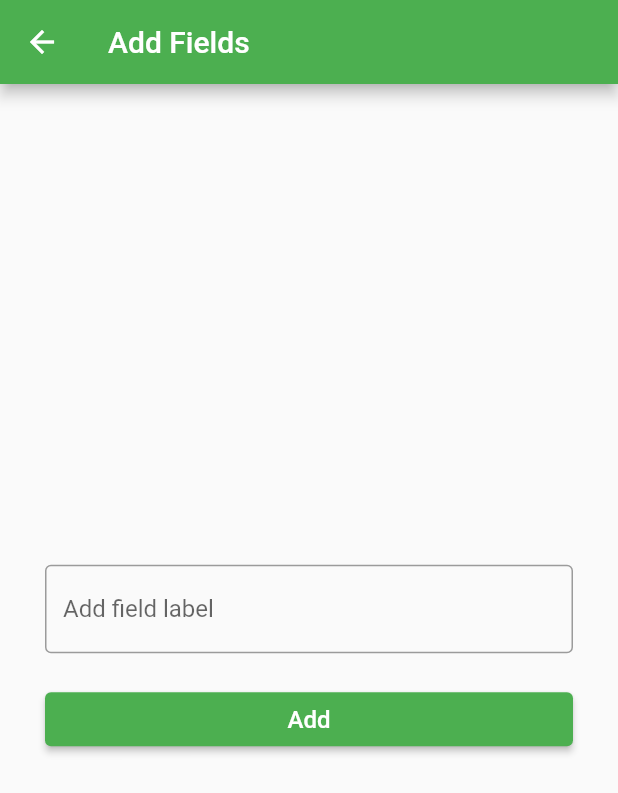
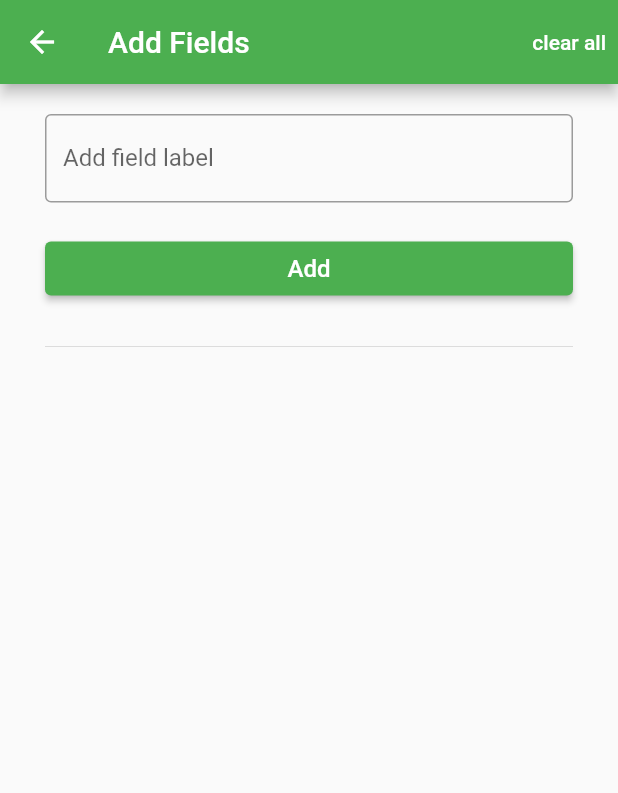
Before and after one commit to ShehanRashmika/obodo-task, a Flutter app: the screen it shows after launch, after a tap on "Add Fields", on a phone screen of 412 x 824 dp. Shown: the top 793 px of the screen. Run offline on Flutter 3.47's test engine with Material 2 defaults, Android fonts, the phone set to English and light mode, and no system bars; our stand-ins replace cloud_firestore, firebase_core, nanoid, shared_preferences; accounts and stored records are empty.

Commit message:
issues fixdd

```diff
--- a/obodo_task/lib/components/main_textfield.dart
+++ b/obodo_task/lib/components/main_textfield.dart
@@ -11,6 +11,7 @@ class MainTextField extends StatelessWidget {
     return TextField(
       controller: controller,
       decoration: InputDecoration(
+        label: Text(hint),
         border: OutlineInputBorder(),
         hintText: hint,
       ),
--- /dev/null
+++ b/obodo_task/lib/helpers/local_storage.dart
@@ -0,0 +1,17 @@
+import 'package:shared_preferences/shared_preferences.dart';
+
+class LocalStorage {
+  static const key = "com.obodo.taskapp";
+
+  static setList(String json) async {
+    SharedPreferences preferences = await SharedPreferences.getInstance();
+    bool isSaved = await preferences.setString(key, json);
+    print("$json save $isSaved");
+  }
+
+  static Future<String> getList() async {
+    SharedPreferences preferences = await SharedPreferences.getInstance();
+    String json = preferences.getString(key);
+    return json;
+  }
+}
--- a/obodo_task/lib/views/add_fields_page.dart
+++ b/obodo_task/lib/views/add_fields_page.dart
@@ -41,12 +41,24 @@ class _AddFieldsPageState extends State<AddFieldsPage> {
     return Scaffold(
       appBar: AppBar(
         title: const Text("Add Fields"),
+        actions: [
+          TextButton(
+              onPressed: () {
+                Provider.of<InformationProvider>(context, listen: false)
+                    .clearList();
+              },
+              child: Text(
+                "clear all",
+                style: TextStyle(color: Colors.white),
+              )),
+        ],
       ),
-      body: Padding(
+      body: SingleChildScrollView(
+        child: Padding(
           padding: const EdgeInsets.symmetric(horizontal: 30),
           child: Column(
-          mainAxisAlignment: MainAxisAlignment.center,
             children: [
+              const SizedBox(height: 20),
               MainTextField(
                 controller: controller,
                 hint: "Add field label",
@@ -58,8 +70,41 @@ class _AddFieldsPageState extends State<AddFieldsPage> {
                   label: "Add",
                   onClick: addField,
                 ),
-            )
+              ),
+              const SizedBox(height: 20),
+              Divider(),
+              Consumer<InformationProvider>(builder: (ctx, provider, child) {
+                if (provider.informationItems.isEmpty) return SizedBox();
+
+                return Padding(
+                  padding: const EdgeInsets.symmetric(vertical: 5),
+                  child: ListView.builder(
+                      itemCount: provider.informationItems.length,
+                      shrinkWrap: true,
+                      primary: false,
+                      itemBuilder: (context, index) {
+                        return Card(
+                          child: ListTile(
+                              title: Text(
+                                "${provider.informationItems[index].label}",
+                                style: TextStyle(fontWeight: FontWeight.bold),
+                              ),
+                              subtitle: Text("text field added"),
+                              trailing: IconButton(
+                                icon: const Icon(Icons.delete),
+                                onPressed: () {
+                                  Provider.of<InformationProvider>(context,
+                                          listen: false)
+                                      .removeItem(
+                                          provider.informationItems[index]);
+                                },
+                              )),
+                        );
+                      }),
+                );
+              })
             ],
+          ),
         ),
       ),
     );
--- a/obodo_task/lib/views/home_page.dart
+++ b/obodo_task/lib/views/home_page.dart
@@ -2,8 +2,10 @@ import 'package:flutter/material.dart';
 import 'package:obodo_task/views/add_fields_page.dart';
 import 'package:obodo_task/views/add_info_page.dart';
 import 'package:obodo_task/views/all_forms_page.dart';
+import 'package:provider/provider.dart';
 
 import '../components/main_button.dart';
+import '../providers/information_provider.dart';
 
 class HomePage extends StatefulWidget {
   static const routeName = "/home-page";
@@ -13,6 +15,12 @@ class HomePage extends StatefulWidget {
 }
 
 class _HomePageState extends State<HomePage> {
+  @override
+  void initState() {
+    Provider.of<InformationProvider>(context, listen: false).getFromLocal();
+    super.initState();
+  }
+
   @override
   Widget build(BuildContext context) {
     return Scaffold(
@@ -52,6 +60,17 @@ class _HomePageState extends State<HomePage> {
                 },
               ),
             ),
+            const SizedBox(height: 20),
+            Container(
+              width: double.infinity,
+              child: MainButton(
+                label: "View Forms",
+                icon: Icons.format_align_center,
+                onClick: () {
+                  Navigator.pushNamed(context, AllFormsPage.routeName);
+                },
+              ),
+            ),
           ],
         ),
       ),
--- a/obodo_task/pubspec.yaml
+++ b/obodo_task/pubspec.yaml
@@ -33,6 +33,7 @@ dependencies:
   cloud_firestore: ^3.3.0
   provider: ^6.0.3
   nanoid: ^1.0.0
+  shared_preferences: ^2.0.15
   # The following adds the Cupertino Icons font to your application.
   # Use with the CupertinoIcons class for iOS style icons.
   cupertino_icons: ^1.0.2
```
Also changed, not shown: obodo_task/lib/components/form_item_card.dart (+3 -5 lines), obodo_task/lib/providers/information_provider.dart (+48 -2 lines), obodo_task/lib/views/add_info_page.dart (+12 -6 lines), obodo_task/lib/views/all_forms_page.dart (+25 -5 lines), obodo_task/pubspec.lock, 1 other file. Lines whose indentation alone changed are shown as unchanged.
